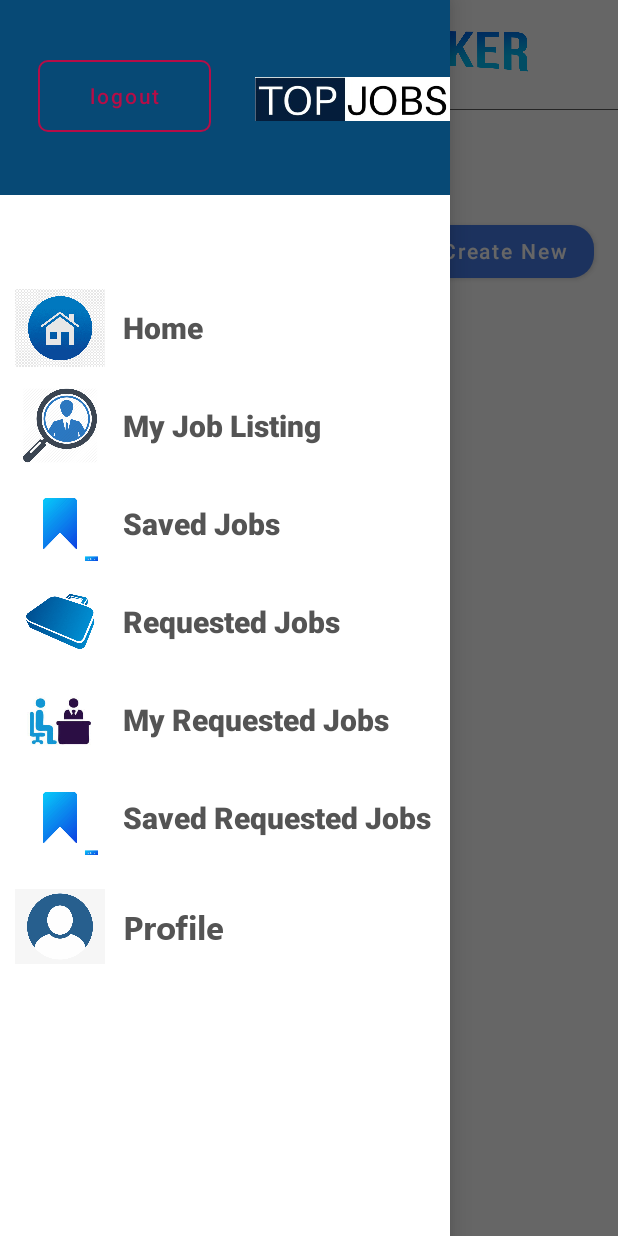
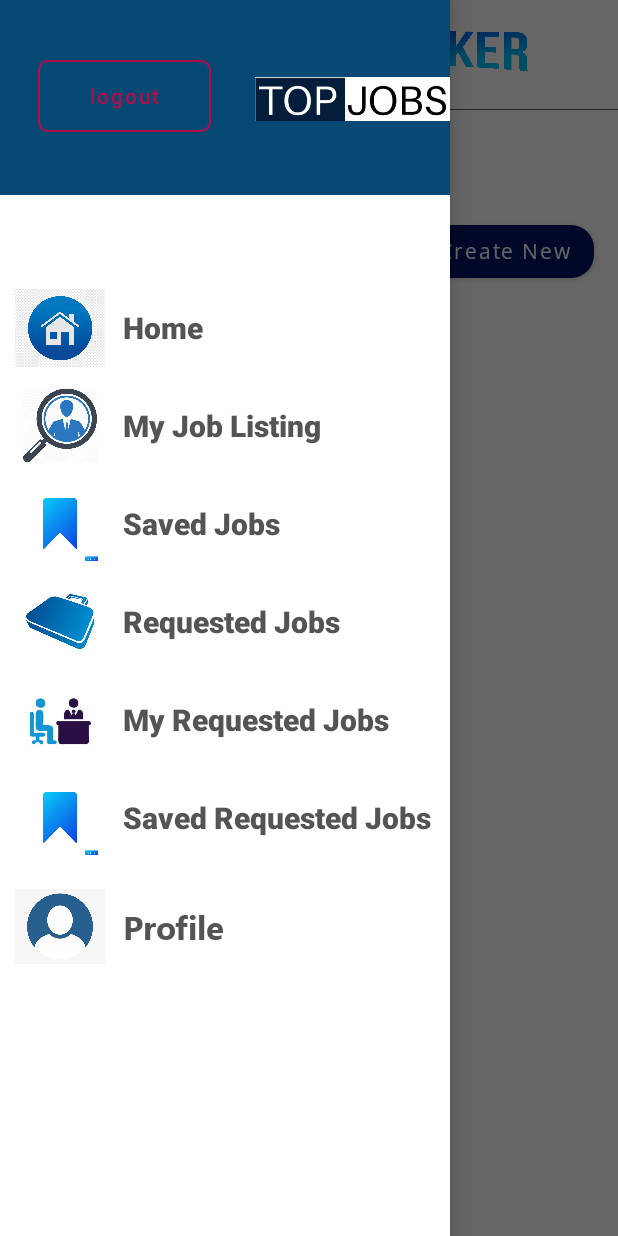
Before and after one commit to SDSamarasinghe/Top_Jobs_Crooby_Beans, an Android app: the MyJobListings screen opened directly, with no data from a screen before it, with the side drawer open, on a phone screen of 412 x 824 dp. Run offline under Robolectric (Android 15) with nearby library versions, the phone set to English and light mode, and no system bars; our stand-ins replace Firebase (no records; nobody signed in at launch, a user with empty details on screens opened directly), Picasso; Roboto replaces fonts that are not available here.

Commit message:
edit UI's

```diff
--- a/app/src/main/res/layout/activity_my_job_listings.xml
+++ b/app/src/main/res/layout/activity_my_job_listings.xml
@@ -51,7 +51,8 @@
                 android:hint="@string/btn_cn"
                 android:paddingTop="1dp"
                 android:textColorHint="#FFFFFF"
-                app:backgroundTint="#477EEC"
+                app:backgroundTint="#001468"
+                android:fontFamily="@font/open_sans"
                 app:layout_constraintBottom_toTopOf="@+id/my_listing_recyclerview"
                 app:layout_constraintEnd_toEndOf="parent"
                 app:layout_constraintHorizontal_bias="0.945"
@@ -65,15 +66,15 @@
                 android:layout_width="208dp"
                 android:layout_height="36dp"
                 android:layout_marginStart="16dp"
-                android:layout_marginTop="17dp"
-                android:fontFamily="sans-serif-medium"
+                android:layout_marginTop="16dp"
+                android:fontFamily="@font/open_sans"
                 android:hint="@string/tv_mjl1"
                 android:textAppearance="@style/TextAppearance.AppCompat.Display1"
-                android:textColor="#000000"
+                android:textColor="#001468"
                 android:textColorHint="#000000"
                 android:textSize="28sp"
                 app:layout_constraintEnd_toStartOf="@+id/btn_newreq"
-                app:layout_constraintHorizontal_bias="0.849"
+                app:layout_constraintHorizontal_bias="0.0"
                 app:layout_constraintStart_toStartOf="parent"
                 app:layout_constraintTop_toTopOf="parent" />
 
@@ -113,7 +114,7 @@
     android:layout_gravity="start"
     android:background="@android:color/white">
 
-    <include layout="@layout/activity_navigation_bar"/>
+        <include layout="@layout/activity_navigation_bar" />
 
     </RelativeLayout>
 
--- a/app/src/main/res/layout/activity_new_req_job_homepage.xml
+++ b/app/src/main/res/layout/activity_new_req_job_homepage.xml
@@ -70,7 +70,8 @@
                 android:layout_marginStart="12dp"
                 android:layout_marginTop="12dp"
                 android:text="@string/d_findemployees"
-                android:textColor="@color/black"
+                android:textColor="#001468"
+                android:fontFamily="@font/open_sans"
                 android:textSize="29sp"
                 android:textStyle="bold"
                 app:layout_constraintStart_toStartOf="parent"
```
